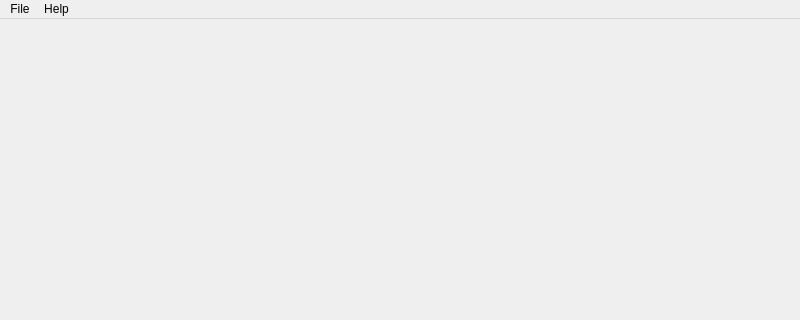
Old version of the form src/MainWindow.ui in the repository simophin/game-matcher-qt; both pictures show x 0 to 800 and y 0 to 320 of the 800 by 600 pixel window.
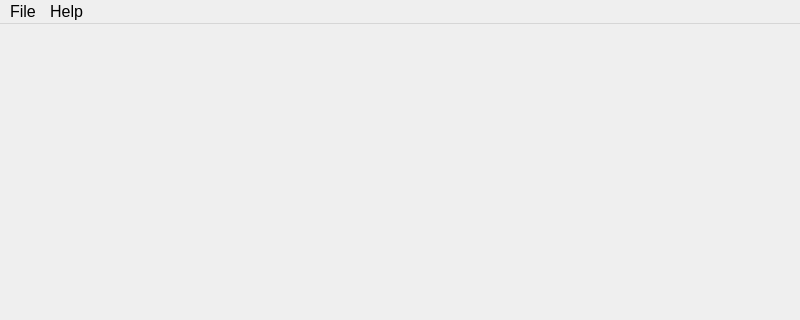
New version of the form.

The edit to the form file:
```diff
--- a/src/MainWindow.ui
+++ b/src/MainWindow.ui
@@ -11,7 +11,13 @@
    </rect>
   </property>
   <property name="windowTitle">
-   <string>MainWindow</string>
+   <string>GameMatcher</string>
+  </property>
+  <property name="styleSheet">
+   <string notr="true">
+* {
+	font-size: 16px;
+}</string>
   </property>
   <widget class="QWidget" name="centralwidget"/>
   <widget class="QStatusBar" name="statusbar"/>
```
